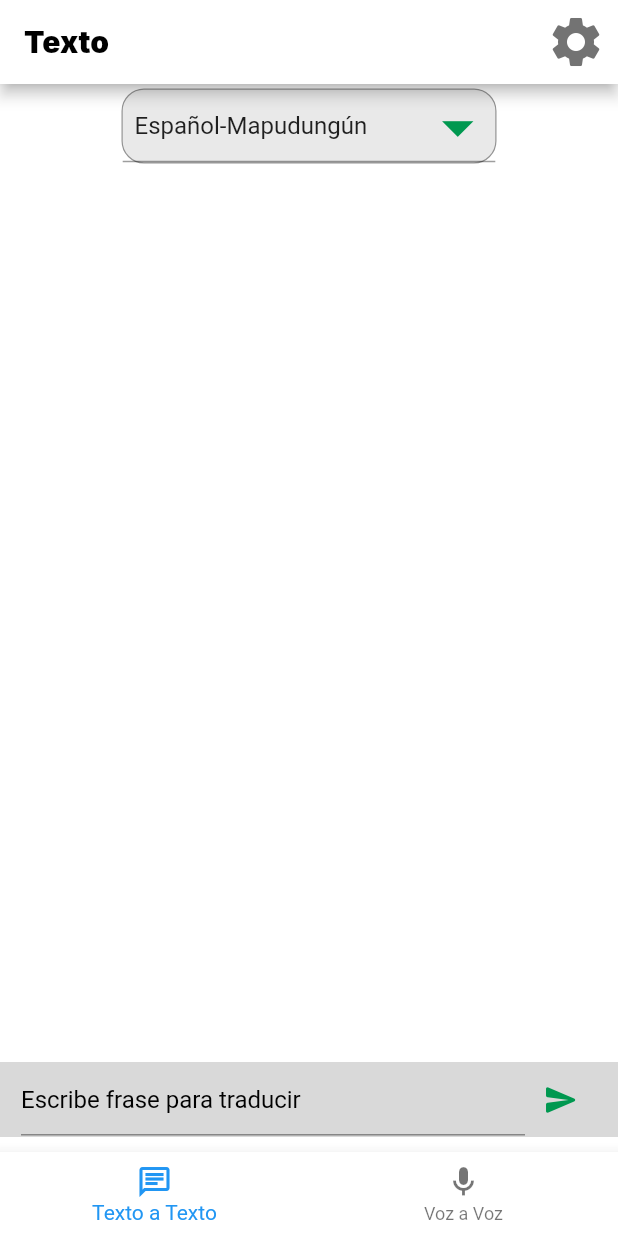
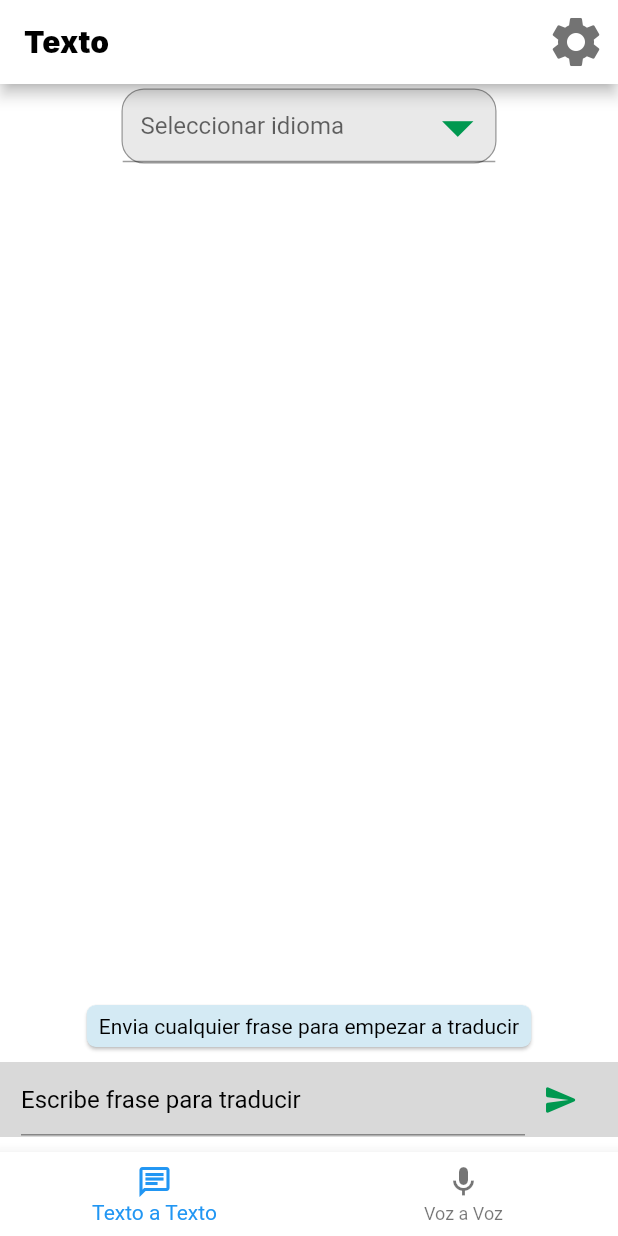
Before and after one commit to valentinalarcon/Traductor-MapIng, a Flutter app: the screen it shows after launch, after a tap on the "send" icon, on a phone screen of 412 x 824 dp. Run offline on Flutter 3.47's test engine with Material 2 defaults, Android fonts, the phone set to English and light mode, and no system bars; drawn by our look-alikes of bubble; our stand-ins replace avatar_glow, flutter_tts, hive, hive_flutter, speech_to_text; accounts and stored records are empty; network calls fail; Roboto replaces fonts that are missing (Inter).

Commit message:
aplicación practicamente terminada, falta cambiar hablamiento de mapudungún

```diff
--- a/frontend/lib/pages/text_translate.dart
+++ b/frontend/lib/pages/text_translate.dart
@@ -1,8 +1,9 @@
 import 'dart:convert';
-import 'package:frontend/widgets/buildMessage.dart';
+import 'package:frontend/models/modelos.dart';
 import 'package:http/http.dart' as http;
 import 'package:flutter/material.dart';
 import 'package:frontend/pages/settings.dart';
+import 'package:frontend/widgets/mensajes.dart';
 
 class TextTranslate extends StatefulWidget {
   final bool value;
@@ -16,6 +17,8 @@ class TextTranslate extends StatefulWidget {
 class _TextTranslateState extends State<TextTranslate> {
   String? currentValue = '  Español-Mapudungún';
   final myController = TextEditingController();
+  bool mapudungun = false;
+  final List<Message> _mensajes = [];
 
   @override
   void dispose() {
@@ -26,6 +29,7 @@ class _TextTranslateState extends State<TextTranslate> {
 
   @override
   Widget build(BuildContext context) {
+    String temp;
     return MaterialApp(
         home: Scaffold(
       backgroundColor: bColor(widget.value),
@@ -48,6 +52,7 @@ class _TextTranslateState extends State<TextTranslate> {
             height: 50,
             width: 250,
             child: DropdownButtonFormField(
+              hint: const Text("   Seleccionar idioma"),
               items: <String>['  Español-Mapudungún', '  Inglés-Español']
                   .map<DropdownMenuItem<String>>((String value) {
                 return DropdownMenuItem<String>(
@@ -55,10 +60,14 @@ class _TextTranslateState extends State<TextTranslate> {
                   child: Text(value),
                 );
               }).toList(),
-              value: currentValue,
               onChanged: (String? valueIn) {
                 setState(() {
                   currentValue = valueIn;
+                  if (currentValue == '  Español-Mapudungún') {
+                    mapudungun = true;
+                  } else {
+                    mapudungun = false;
+                  }
                 });
               },
               iconEnabledColor: const Color.fromARGB(255, 0, 152, 80),
@@ -69,19 +78,84 @@ class _TextTranslateState extends State<TextTranslate> {
         ),
         body: GestureDetector(
             onTap: () => FocusScope.of(context).unfocus(),
-          child: Align(
+            child: Column(
+              children: <Widget>[
+                Expanded(
+                  child: SizedBox(
+                    child: ClipRRect(
+                        borderRadius: const BorderRadius.only(
+                          topLeft: Radius.circular(30.0),
+                          topRight: Radius.circular(30.0),
+                        ),
+                        child: Mensajes(
+                            mensajes: _mensajes,
+                            textoInicial:
+                                "Envia cualquier frase para empezar a traducir",
+                            speaker: mapudungun)),
+                  ),
+                ),
+                Align(
                     alignment: FractionalOffset.bottomCenter,
                     child: Padding(
                       padding: const EdgeInsets.only(bottom: 10.0),
-                child: BuildMessage(
-                  myController,
-                  currentValue,
-                  widget._direccion,
+                      child: Container(
+                        padding: const EdgeInsets.symmetric(horizontal: 14.0),
+                        height: 50.0,
+                        color: const Color.fromARGB(255, 217, 217, 217),
+                        child: Row(
+                          children: <Widget>[
+                            Expanded(
+                                child: TextField(
+                              controller: myController,
+                              style: const TextStyle(color: Colors.black),
+                              textCapitalization: TextCapitalization.sentences,
+                              decoration: const InputDecoration(
+                                hintText: "Escribe frase para traducir",
+                                hintStyle: TextStyle(color: Colors.black),
                               ),
                             )),
+                            IconButton(
+                                onPressed: () async {
+                                  temp = myController.text;
+                                  String traducido = await conectar(
+                                      currentValue, temp, widget._direccion);
+                                  setState(() {
+                                    _mensajes.insert(0, Message(temp, true));
+                                    _mensajes.insert(
+                                        0, Message(traducido, false));
+                                    myController.text = "";
+                                  });
+                                },
+                                icon: const Icon(
+                                  Icons.send_rounded,
+                                  color: Color.fromARGB(255, 0, 152, 80),
+                                ))
+                          ],
                         ),
                       ),
+                    )),
+              ],
+            )),
+      ),
     ));
+  }
+
+  Future<String> conectar(state, text, direccion) async {
+    const List<String> url = ["/translator/espmap", "/translator/ingesp"];
+    String actual = direccion + url[1];
+    if (state == '  Español-Mapudungún') {
+      actual = direccion + url[0];
+    }
+    var connect = Uri.parse(actual);
+    Map data = {"text": text};
+    var body = jsonEncode(data);
+    var response = await http.post(connect,
+        headers: {
+          "Content-Type": "application/json; charset=utf-8",
+          "Accept": "*/*",
+        },
+        body: body);
+    return utf8.decode(response.bodyBytes);
   }
 }
 
--- a/frontend/lib/pages/voice_translate.dart
+++ b/frontend/lib/pages/voice_translate.dart
@@ -1,7 +1,6 @@
 import 'dart:convert';
 import 'package:avatar_glow/avatar_glow.dart';
 import 'package:flutter/material.dart';
-import 'package:flutter_tts/flutter_tts.dart';
 import 'package:frontend/models/modelos.dart';
 import 'package:frontend/pages/settings.dart';
 import 'package:frontend/widgets/mensajes.dart';
```
Also changed, not shown: 1 other file. Lines whose indentation alone changed are shown as unchanged.
